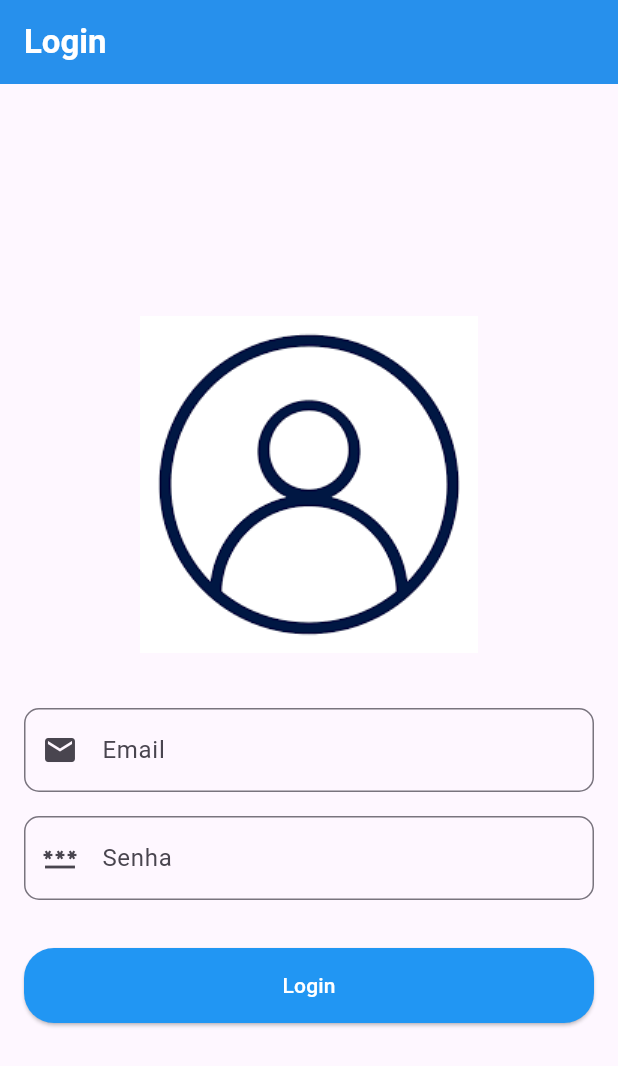
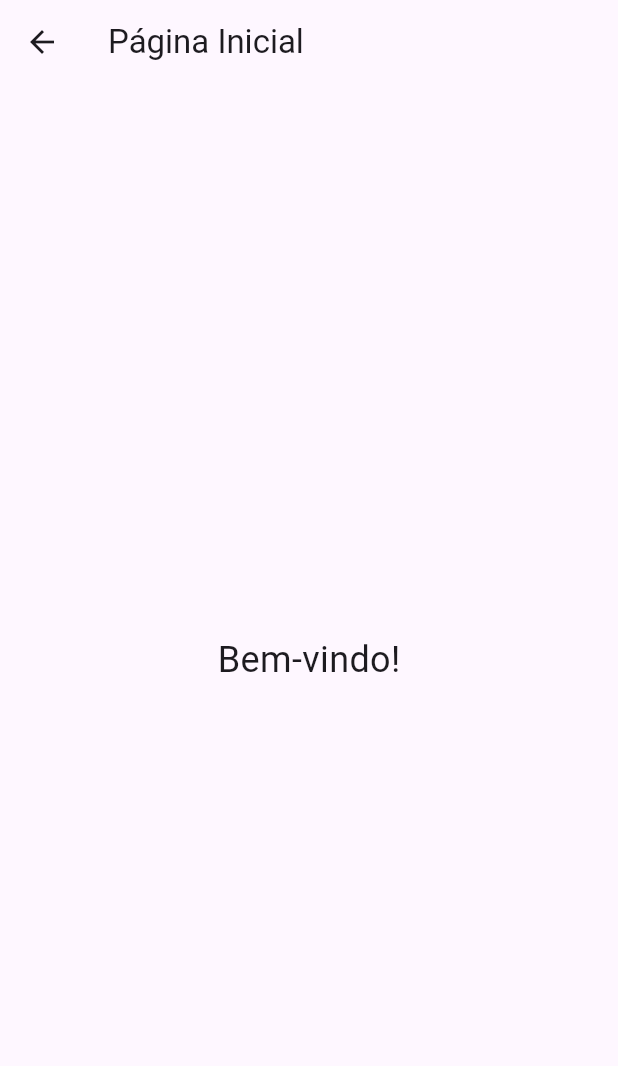
Before and after one commit to DavidVNB/login_flutter, a Flutter app: the screen it shows after launch, after a tap on "Login", on a phone screen of 412 x 824 dp. Shown: the top 1066 px of the screen. Run offline on Flutter 3.47's test engine with Material 3 defaults, Android fonts, the phone set to English and light mode, and no system bars.

Commit message:
nova tela

```diff
--- a/lib/main.dart
+++ b/lib/main.dart
@@ -1,4 +1,5 @@
 import 'package:flutter/material.dart';
+import 'tela_inicial.dart';
 
 void main() {
   runApp(LoginApp());
@@ -65,7 +66,12 @@ class LoginPage extends StatelessWidget {
             ),
             SizedBox(height: 32.0),
             ElevatedButton(
-              onPressed: () {},
+              onPressed: () {
+                Navigator.push(
+                  context,
+                  MaterialPageRoute(builder: (context) => HomePage()),
+                );
+              },
                style: ElevatedButton.styleFrom(
                 backgroundColor: Colors.blue, // Cor de fundo do botão
                 foregroundColor: Colors.white, //Cor do texto do botão
--- a/lib/tela_inicial.dart
+++ b/lib/tela_inicial.dart
@@ -0,0 +1,18 @@
+import 'package:flutter/material.dart';
+
+class HomePage extends StatelessWidget {
+  @override
+  Widget build(BuildContext context) {
+    return Scaffold(
+      appBar: AppBar(
+        title: Text('Página Inicial'),
+      ),
+      body: Center(
+        child: Text(
+          'Bem-vindo!',
+          style: TextStyle(fontSize: 24),
+        ),
+      ),
+    );
+  }
+}
```
